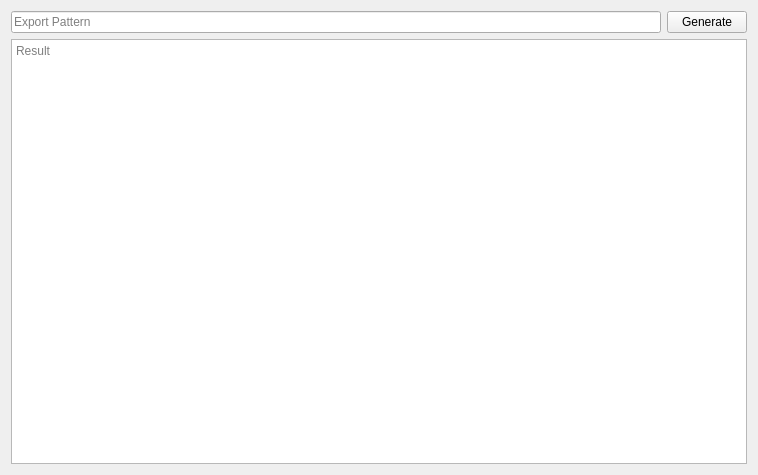
First picture: the form in addons/search/MatchExportDialog.ui, repository KDE/kate, before the edit.
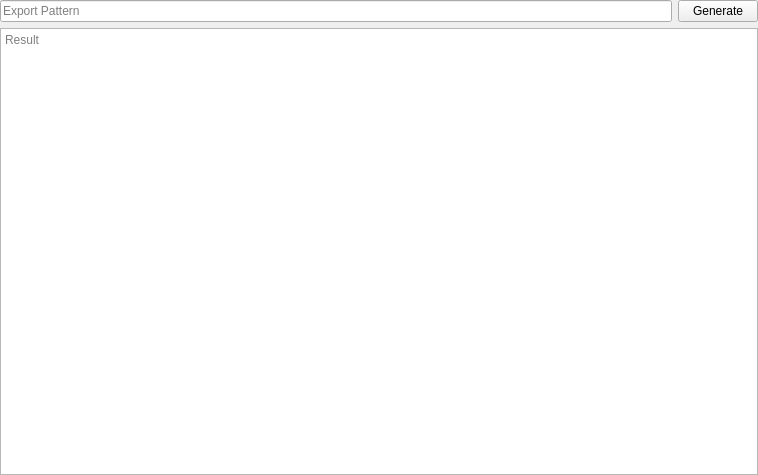
Second picture: the form after the edit.

Commit message: Remove margins in the search plugin

The edit to the form file:
```diff
--- a/addons/search/MatchExportDialog.ui
+++ b/addons/search/MatchExportDialog.ui
@@ -10,7 +10,19 @@
     <height>475</height>
    </rect>
   </property>
-  <layout class="QVBoxLayout" name="verticalLayout" stretch="0,0">
+  <layout class="QVBoxLayout" name="verticalLayout">
+   <property name="leftMargin">
+    <number>0</number>
+   </property>
+   <property name="topMargin">
+    <number>0</number>
+   </property>
+   <property name="rightMargin">
+    <number>0</number>
+   </property>
+   <property name="bottomMargin">
+    <number>0</number>
+   </property>
    <item>
     <layout class="QHBoxLayout" name="horizontalLayout">
      <item>
```
The commit also changes 1 other file.
